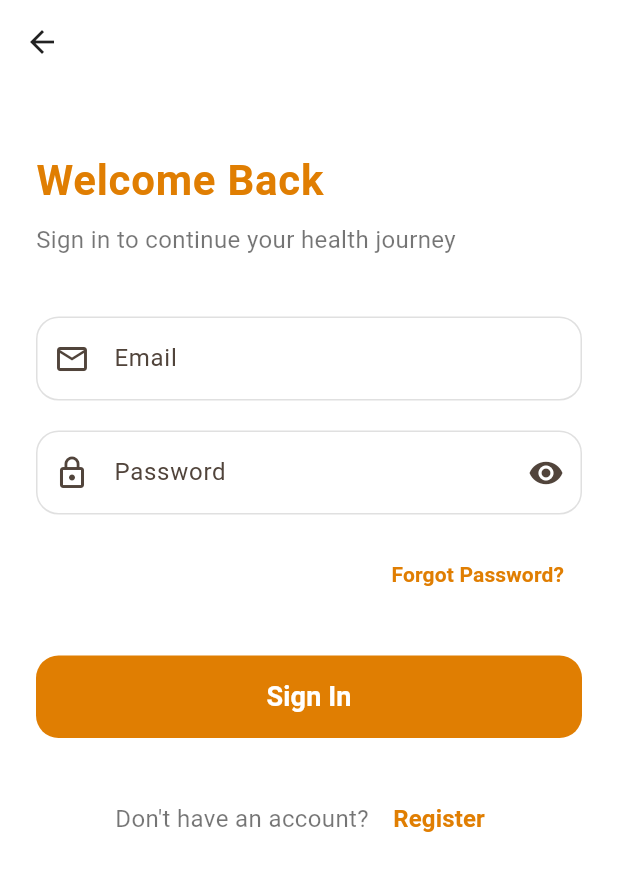
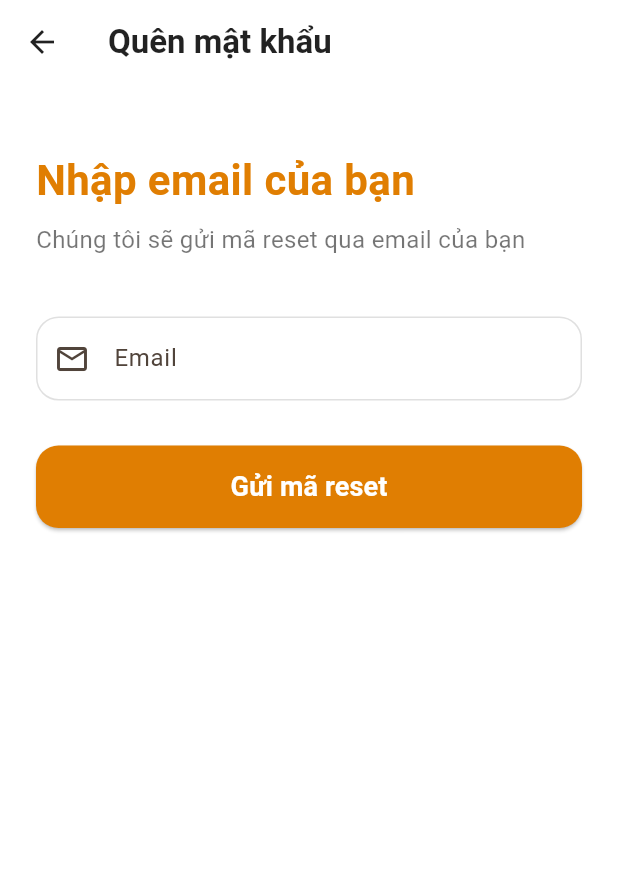
Before and after one commit to MarkjoinedGit/nutri-ai, a Flutter app: the LoginScreen screen opened by its route, after a tap on "Forgot Password?", on a phone screen of 412 x 824 dp. Shown: the top 871 px of the screen. Run offline on Flutter 3.47's test engine with Material 3 defaults, Android fonts, the phone set to English and light mode, and no system bars; our stand-ins replace flutter_local_notifications, flutter_markdown, image_picker, permission_handler, shared_preferences, timezone; accounts and stored records are empty.

Commit message:
feat: forgetting password (temp

```diff
--- a/lib/main.dart
+++ b/lib/main.dart
@@ -4,6 +4,7 @@ import 'screens/welcome_screen.dart';
 import 'screens/login_screen.dart';
 import 'screens/register_screen.dart';
 import 'screens/dashboard_screen.dart';
+import 'screens/forgot_password_screen.dart';
 import 'providers/chat_provider.dart';
 import 'providers/user_provider.dart';
 import 'providers/calorie_tracking_provider.dart';
@@ -48,6 +49,7 @@ class NutriAI extends StatelessWidget {
         '/welcome': (context) => const WelcomeScreen(),
         '/login': (context) => const LoginScreen(),
         '/register': (context) => const RegisterScreen(),
+        '/forgot-password': (context) => const ForgotPasswordScreen(),
         '/dashboard': (context) => const DashboardScreen(),
       },
     );
--- /dev/null
+++ b/lib/screens/forgot_password_screen.dart
@@ -0,0 +1,431 @@
+import 'package:flutter/material.dart';
+import '../services/auth_service.dart';
+
+class ForgotPasswordScreen extends StatefulWidget {
+  const ForgotPasswordScreen({super.key});
+
+  @override
+  State<ForgotPasswordScreen> createState() => _ForgotPasswordScreenState();
+}
+
+class _ForgotPasswordScreenState extends State<ForgotPasswordScreen> {
+  final _formKey = GlobalKey<FormState>();
+  final _emailController = TextEditingController();
+  final _codeController = TextEditingController();
+  final _passwordController = TextEditingController();
+  final _confirmPasswordController = TextEditingController();
+
+  bool _isLoading = false;
+  bool _isPasswordVisible = false;
+  bool _isConfirmPasswordVisible = false;
+  bool _codeSent = false;
+  String? _errorMessage;
+  String? _successMessage;
+
+  static const Color customOrange = Color(0xFFE07E02);
+
+  @override
+  void dispose() {
+    _emailController.dispose();
+    _codeController.dispose();
+    _passwordController.dispose();
+    _confirmPasswordController.dispose();
+    super.dispose();
+  }
+
+  String? _validateEmail(String? value) {
+    if (value == null || value.isEmpty) {
+      return 'Vui lòng nhập email';
+    }
+    final emailRegExp = RegExp(
+      r'^[a-zA-Z0-9._%+-]+@[a-zA-Z0-9.-]+\.[a-zA-Z]{2,}$',
+    );
+    if (!emailRegExp.hasMatch(value)) {
+      return 'Email không hợp lệ';
+    }
+    return null;
+  }
+
+  String? _validateCode(String? value) {
+    if (value == null || value.isEmpty) {
+      return 'Vui lòng nhập mã reset';
+    }
+    if (value.length != 6) {
+      return 'Mã reset phải có 6 số';
+    }
+    return null;
+  }
+
+  String? _validatePassword(String? value) {
+    if (value == null || value.isEmpty) {
+      return 'Vui lòng nhập mật khẩu mới';
+    }
+    if (value.length < 6) {
+      return 'Mật khẩu phải có ít nhất 6 ký tự';
+    }
+    return null;
+  }
+
+  String? _validateConfirmPassword(String? value) {
+    if (value == null || value.isEmpty) {
+      return 'Vui lòng xác nhận mật khẩu';
+    }
+    if (value != _passwordController.text) {
+      return 'Mật khẩu xác nhận không khớp';
+    }
+    return null;
+  }
+
+  Future<void> _sendResetCode() async {
+    if (!_formKey.currentState!.validate()) return;
+
+    setState(() {
+      _isLoading = true;
+      _errorMessage = null;
+      _successMessage = null;
+    });
+
+    try {
+      final authService = AuthService();
+      await authService.requestPasswordReset(_emailController.text.trim());
+
+      setState(() {
+        _codeSent = true;
+        _successMessage = 'Mã reset đã được gửi qua email';
+      });
+    } catch (e) {
+      setState(() {
+        _errorMessage = e.toString().replaceAll('Exception: ', '');
+      });
+    } finally {
+      setState(() {
+        _isLoading = false;
+      });
+    }
+  }
+
+  Future<void> _resetPassword() async {
+    if (!_formKey.currentState!.validate()) return;
+
+    setState(() {
+      _isLoading = true;
+      _errorMessage = null;
+      _successMessage = null;
+    });
+
+    try {
+      final authService = AuthService();
+      await authService.resetPassword(
+        _emailController.text.trim(),
+        _codeController.text.trim(),
+        _passwordController.text,
+      );
+
+      // Hiển thị thông báo thành công và quay về login
+      if (mounted) {
+        ScaffoldMessenger.of(context).showSnackBar(
+          const SnackBar(
+            content: Text('Đặt lại mật khẩu thành công!'),
+            backgroundColor: Colors.green,
+          ),
+        );
+        Navigator.pushReplacementNamed(context, '/login');
+      }
+    } catch (e) {
+      setState(() {
+        _errorMessage = e.toString().replaceAll('Exception: ', '');
+      });
+    } finally {
+      setState(() {
+        _isLoading = false;
+      });
+    }
+  }
+
+  @override
+  Widget build(BuildContext context) {
+    return Scaffold(
+      backgroundColor: Colors.white,
+      appBar: AppBar(
+        backgroundColor: Colors.transparent,
+        elevation: 0,
+        leading: IconButton(
+          icon: const Icon(Icons.arrow_back, color: Colors.black87),
+          onPressed: () => Navigator.pop(context),
+        ),
+        title: const Text(
+          'Quên mật khẩu',
+          style: TextStyle(color: Colors.black87, fontWeight: FontWeight.w600),
+        ),
+      ),
+      body: SafeArea(
+        child: Padding(
+          padding: const EdgeInsets.all(24.0),
+          child: Form(
+            key: _formKey,
+            child: Column(
+              crossAxisAlignment: CrossAxisAlignment.start,
+              children: [
+                const SizedBox(height: 20),
+                Text(
+                  _codeSent ? 'Nhập mã reset' : 'Nhập email của bạn',
+                  style: const TextStyle(
+                    fontSize: 28,
+                    fontWeight: FontWeight.bold,
+                    color: customOrange,
+                  ),
+                ),
+                const SizedBox(height: 8),
+                Text(
+                  _codeSent
+                      ? 'Nhập mã 6 số đã được gửi qua email và mật khẩu mới'
+                      : 'Chúng tôi sẽ gửi mã reset qua email của bạn',
+                  style: const TextStyle(fontSize: 16, color: Colors.black54),
+                ),
+                const SizedBox(height: 40),
+
+                if (_errorMessage != null) _buildErrorMessage(),
+                if (_successMessage != null) _buildSuccessMessage(),
+                if (_errorMessage != null || _successMessage != null)
+                  const SizedBox(height: 20),
+
+                _buildEmailField(),
+
+                if (_codeSent) ...[
+                  const SizedBox(height: 20),
+                  _buildCodeField(),
+                  const SizedBox(height: 20),
+                  _buildPasswordField(),
+                  const SizedBox(height: 20),
+                  _buildConfirmPasswordField(),
+                ],
+
+                const SizedBox(height: 30),
+                _buildActionButton(),
+
+                if (_codeSent) ...[
+                  const SizedBox(height: 20),
+                  _buildResendButton(),
+                ],
+              ],
+            ),
+          ),
+        ),
+      ),
+    );
+  }
+
+  Widget _buildErrorMessage() {
+    return Container(
+      padding: const EdgeInsets.all(12),
+      decoration: BoxDecoration(
+        color: Colors.red.shade50,
+        borderRadius: BorderRadius.circular(10),
+        border: Border.all(color: Colors.red.shade300),
+      ),
+      child: Row(
+        children: [
+          Icon(Icons.error_outline, color: Colors.red.shade700),
+          const SizedBox(width: 8),
+          Expanded(
+            child: Text(
+              _errorMessage!,
+              style: TextStyle(color: Colors.red.shade700),
+            ),
+          ),
+        ],
+      ),
+    );
+  }
+
+  Widget _buildSuccessMessage() {
+    return Container(
+      padding: const EdgeInsets.all(12),
+      decoration: BoxDecoration(
+        color: Colors.green.shade50,
+        borderRadius: BorderRadius.circular(10),
+        border: Border.all(color: Colors.green.shade300),
+      ),
+      child: Row(
+        children: [
+          Icon(Icons.check_circle_outline, color: Colors.green.shade700),
+          const SizedBox(width: 8),
+          Expanded(
+            child: Text(
+              _successMessage!,
+              style: TextStyle(color: Colors.green.shade700),
+            ),
+          ),
+        ],
+      ),
+    );
+  }
+
+  Widget _buildEmailField() {
+    return TextFormField(
+      controller: _emailController,
+      keyboardType: TextInputType.emailAddress,
+      enabled: !_codeSent,
+      decoration: InputDecoration(
+        labelText: "Email",
+        hintText: "Nhập email của bạn",
+        prefixIcon: const Icon(Icons.email_outlined),
+        border: OutlineInputBorder(borderRadius: BorderRadius.circular(15)),
+        enabledBorder: OutlineInputBorder(
+          borderRadius: BorderRadius.circular(15),
+          borderSide: BorderSide(color: Colors.grey.shade300),
+        ),
+        focusedBorder: OutlineInputBorder(
+          borderRadius: BorderRadius.circular(15),
+          borderSide: const BorderSide(color: customOrange),
+        ),
+        disabledBorder: OutlineInputBorder(
+          borderRadius: BorderRadius.circular(15),
+          borderSide: BorderSide(color: Colors.grey.shade200),
+        ),
+      ),
+      validator: _validateEmail,
+    );
+  }
+
+  Widget _buildCodeField() {
+    return TextFormField(
+      controller: _codeController,
+      keyboardType: TextInputType.number,
+      maxLength: 6,
+      decoration: InputDecoration(
+        labelText: "Mã reset",
+        hintText: "Nhập mã 6 số",
+        prefixIcon: const Icon(Icons.security),
+        counterText: "",
+        border: OutlineInputBorder(borderRadius: BorderRadius.circular(15)),
+        enabledBorder: OutlineInputBorder(
+          borderRadius: BorderRadius.circular(15),
+          borderSide: BorderSide(color: Colors.grey.shade300),
+        ),
+        focusedBorder: OutlineInputBorder(
+          borderRadius: BorderRadius.circular(15),
+          borderSide: const BorderSide(color: customOrange),
+        ),
+      ),
+      validator: _validateCode,
+    );
+  }
+
+  Widget _buildPasswordField() {
+    return TextFormField(
+      controller: _passwordController,
+      obscureText: !_isPasswordVisible,
+      decoration: InputDecoration(
+        labelText: "Mật khẩu mới",
+        hintText: "Nhập mật khẩu mới",
+        prefixIcon: const Icon(Icons.lock_outline),
+        suffixIcon: IconButton(
+          icon: Icon(
+            _isPasswordVisible ? Icons.visibility_off : Icons.visibility,
+          ),
+          onPressed:
+              () => setState(() => _isPasswordVisible = !_isPasswordVisible),
+        ),
+        border: OutlineInputBorder(borderRadius: BorderRadius.circular(15)),
+        enabledBorder: OutlineInputBorder(
+          borderRadius: BorderRadius.circular(15),
+          borderSide: BorderSide(color: Colors.grey.shade300),
+        ),
+        focusedBorder: OutlineInputBorder(
+          borderRadius: BorderRadius.circular(15),
+          borderSide: const BorderSide(color: customOrange),
+        ),
+      ),
+      validator: _validatePassword,
+    );
+  }
+
+  Widget _buildConfirmPasswordField() {
+    return TextFormField(
+      controller: _confirmPasswordController,
+      obscureText: !_isConfirmPasswordVisible,
+      decoration: InputDecoration(
+        labelText: "Xác nhận mật khẩu",
+        hintText: "Nhập lại mật khẩu mới",
+        prefixIcon: const Icon(Icons.lock_outline),
+        suffixIcon: IconButton(
+          icon: Icon(
+            _isConfirmPasswordVisible ? Icons.visibility_off : Icons.visibility,
+          ),
+          onPressed:
+              () => setState(
+                () => _isConfirmPasswordVisible = !_isConfirmPasswordVisible,
+              ),
+        ),
+        border: OutlineInputBorder(borderRadius: BorderRadius.circular(15)),
+        enabledBorder: OutlineInputBorder(
+          borderRadius: BorderRadius.circular(15),
+          borderSide: BorderSide(color: Colors.grey.shade300),
+        ),
+        focusedBorder: OutlineInputBorder(
+          borderRadius: BorderRadius.circular(15),
+          borderSide: const BorderSide(color: customOrange),
+        ),
+      ),
+      validator: _validateConfirmPassword,
+    );
+  }
+
+  Widget _buildActionButton() {
+    return SizedBox(
+      width: double.infinity,
+      height: 55,
+      child: ElevatedButton(
+        onPressed:
+            _isLoading ? null : (_codeSent ? _resetPassword : _sendResetCode),
+        style: ElevatedButton.styleFrom(
+          backgroundColor: customOrange,
+          foregroundColor: Colors.white,
+          disabledBackgroundColor: Colors.grey.shade300,
+          shape: RoundedRectangleBorder(
+            borderRadius: BorderRadius.circular(15),
+          ),
+        ),
+        child:
+            _isLoading
+                ? const SizedBox(
+                  height: 24,
+                  width: 24,
+                  child: CircularProgressIndicator(
+                    color: Colors.white,
+                    strokeWidth: 2,
+                  ),
+                )
+                : Text(
+                  _codeSent ? 'Đặt lại mật khẩu' : 'Gửi mã reset',
+                  style: const TextStyle(
+                    fontSize: 18,
+                    fontWeight: FontWeight.w600,
+                  ),
+                ),
+      ),
+    );
+  }
+
+  Widget _buildResendButton() {
+    return Center(
+      child: TextButton(
+        onPressed: () {
+          setState(() {
+            _codeSent = false;
+            _codeController.clear();
+            _passwordController.clear();
+            _confirmPasswordController.clear();
+            _errorMessage = null;
+            _successMessage = null;
+          });
+        },
+        child: const Text(
+          'Gửi lại mã?',
+          style: TextStyle(color: customOrange, fontWeight: FontWeight.w600),
+        ),
+      ),
+    );
+  }
+}
--- a/lib/screens/login_screen.dart
+++ b/lib/screens/login_screen.dart
@@ -241,7 +241,7 @@ class _LoginScreenState extends State<LoginScreen> {
       alignment: Alignment.centerRight,
       child: TextButton(
         onPressed: () {
-          // TODO: Implement forgot password
+          Navigator.pushReplacementNamed(context, '/forgot-password');
         },
         child: const Text(
           "Forgot Password?",
--- a/lib/services/auth_service.dart
+++ b/lib/services/auth_service.dart
@@ -84,5 +84,55 @@ class AuthService {
     } catch (e) {
       throw Exception('Logout failed: ${e.toString()}');
     }
+  } // Thêm method yêu cầu reset password
+
+  // Thêm method yêu cầu reset password
+  Future<void> requestPasswordReset(String email) async {
+    try {
+      final response = await http.post(
+        Uri.parse('$baseUrl/users/forgot-password'),
+        headers: {'Content-Type': 'application/json'},
+        body: jsonEncode({'email': email}),
+      );
+
+      if (response.statusCode != 200) {
+        final error = jsonDecode(utf8.decode(response.bodyBytes));
+        throw Exception(error['detail'] ?? 'Failed to send reset code');
+      }
+    } catch (e) {
+      if (e is Exception) {
+        rethrow;
+      }
+      throw Exception('Network error occurred');
+    }
+  }
+
+  // Thêm method xác nhận reset password
+  Future<void> resetPassword(
+    String email,
+    String resetCode,
+    String newPassword,
+  ) async {
+    try {
+      final response = await http.post(
+        Uri.parse('$baseUrl/users/reset-password'),
+        headers: {'Content-Type': 'application/json'},
+        body: jsonEncode({
+          'email': email,
+          'reset_code': resetCode,
+          'new_password': newPassword,
+        }),
+      );
+
+      if (response.statusCode != 200) {
+        final error = jsonDecode(utf8.decode(response.bodyBytes));
+        throw Exception(error['detail'] ?? 'Failed to reset password');
+      }
+    } catch (e) {
+      if (e is Exception) {
+        rethrow;
+      }
+      throw Exception('Network error occurred');
+    }
   }
 }
```
